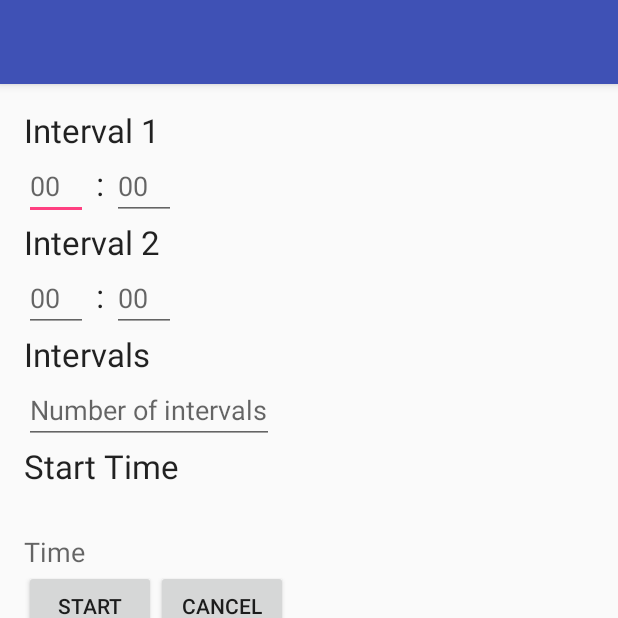
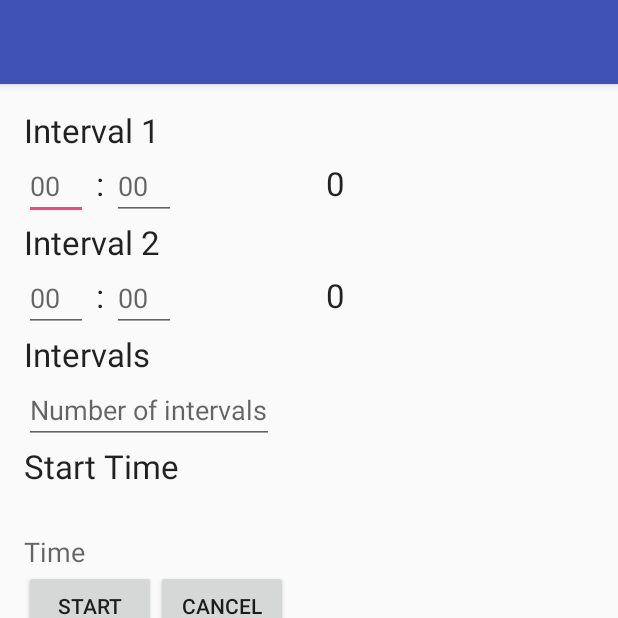
Before and after one commit to cowdude679/IntervalTimer, an Android app: the screen it shows after launch (MainActivity), on a phone screen of 412 x 824 dp, the top half of it. Run offline under Robolectric (Android 15) with nearby library versions, the phone set to English and light mode, and no system bars; 4 statements that could not run were skipped.

Commit message:
add tracking for interval count for better debugging

```diff
--- a/app/src/main/res/layout/content_main.xml
+++ b/app/src/main/res/layout/content_main.xml
@@ -10,8 +10,7 @@
     android:paddingRight="@dimen/activity_horizontal_margin"
     android:paddingTop="@dimen/activity_vertical_margin"
     app:layout_behavior="@string/appbar_scrolling_view_behavior"
-    tools:context="com.genericcorp.intervaltimer.MainActivity"
-    tools:showIn="@layout/activity_main">
+    tools:context="com.genericcorp.intervaltimer.MainActivity">
 
 
     <TextView
@@ -49,6 +48,14 @@
             android:hint="00"
             android:inputType="number" />
 
+        <TextView
+            android:layout_width="wrap_content"
+            android:layout_height="wrap_content"
+            android:paddingLeft="100dp"
+            android:textAppearance="?android:attr/textAppearanceLarge"
+            android:text="0"
+            android:id="@+id/feedback1" />
+
     </LinearLayout>
 
     <TextView
@@ -85,6 +92,14 @@
             android:hint="00"
             android:inputType="number" />
 
+        <TextView
+            android:layout_width="wrap_content"
+            android:layout_height="wrap_content"
+            android:textAppearance="?android:attr/textAppearanceLarge"
+            android:paddingLeft="100dp"
+            android:text="0"
+            android:id="@+id/feedback2" />
+
     </LinearLayout>
 
     <TextView
@@ -105,7 +120,6 @@
         android:id="@+id/textView4"
         android:layout_width="wrap_content"
         android:layout_height="wrap_content"
-        android:layout_below="@+id/intervals"
         android:text="Start Time"
         android:textAppearance="?android:attr/textAppearanceLarge" />
 
--- a/build.gradle
+++ b/build.gradle
@@ -5,7 +5,7 @@ buildscript {
         jcenter()
     }
     dependencies {
-        classpath 'com.android.tools.build:gradle:1.5.0'
+        classpath 'com.android.tools.build:gradle:2.1.0'
 
         // NOTE: Do not place your application dependencies here; they belong
         // in the individual module build.gradle files
```
Also changed, not shown: app/src/main/java/com/genericcorp/intervaltimer/MainActivity.java (+21 -5 lines), gradle/wrapper/gradle-wrapper.properties.
